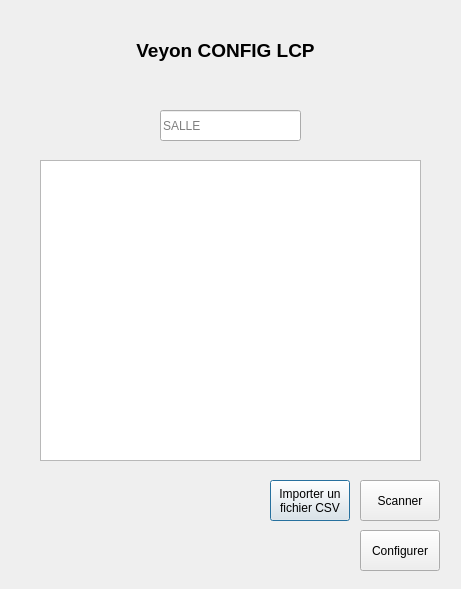
This is scan/ihm.ui in BTS-Project-2024/veyon_lcp as Qt 5 draws it before an edit. The edited form follows.
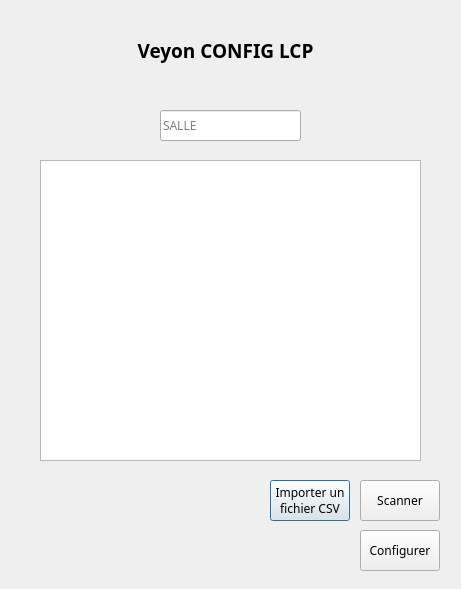
This is the edited form. Icons and pictures are not drawn.

What changed in the file:
```diff
--- a/scan/ihm.ui
+++ b/scan/ihm.ui
@@ -10,6 +10,11 @@
     <height>589</height>
    </rect>
   </property>
+  <property name="font">
+   <font>
+    <family>Bahnschrift SemiLight</family>
+   </font>
+  </property>
   <property name="windowTitle">
    <string>Dialog</string>
   </property>
@@ -85,7 +90,7 @@
   <widget class="QLabel" name="logoveyon">
    <property name="geometry">
     <rect>
-     <x>10</x>
+     <x>20</x>
      <y>10</y>
      <width>81</width>
      <height>81</height>
```
Left out of the diff: 14 changed lines with no effect on the pictures.
